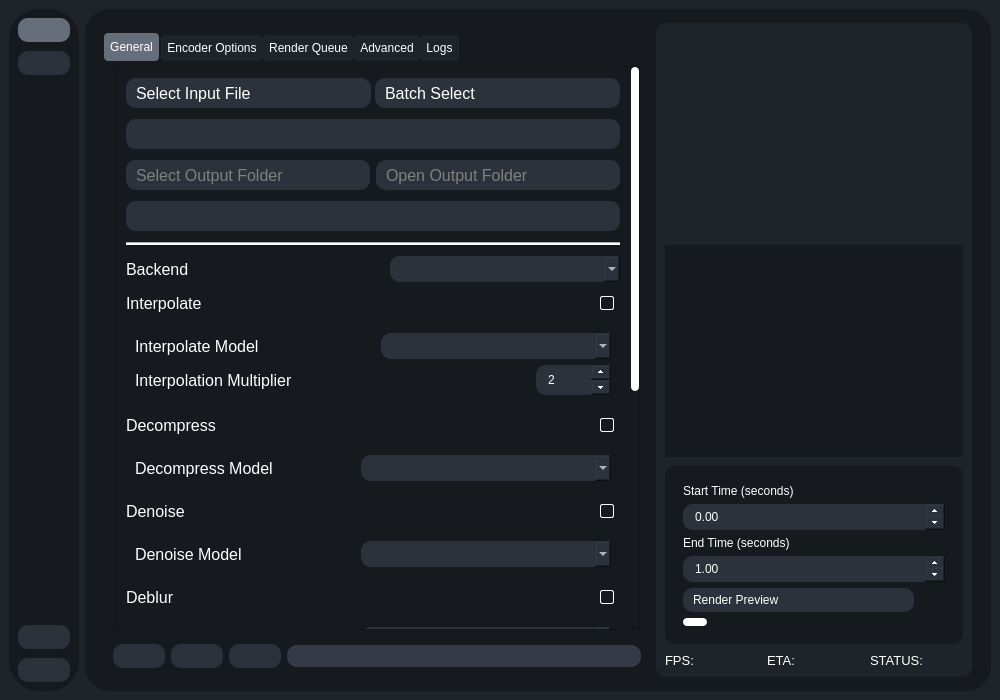
Before: the Qt Designer form testRVEInterface.ui in TNTwise/REAL-Video-Enhancer, drawn with Qt 5.
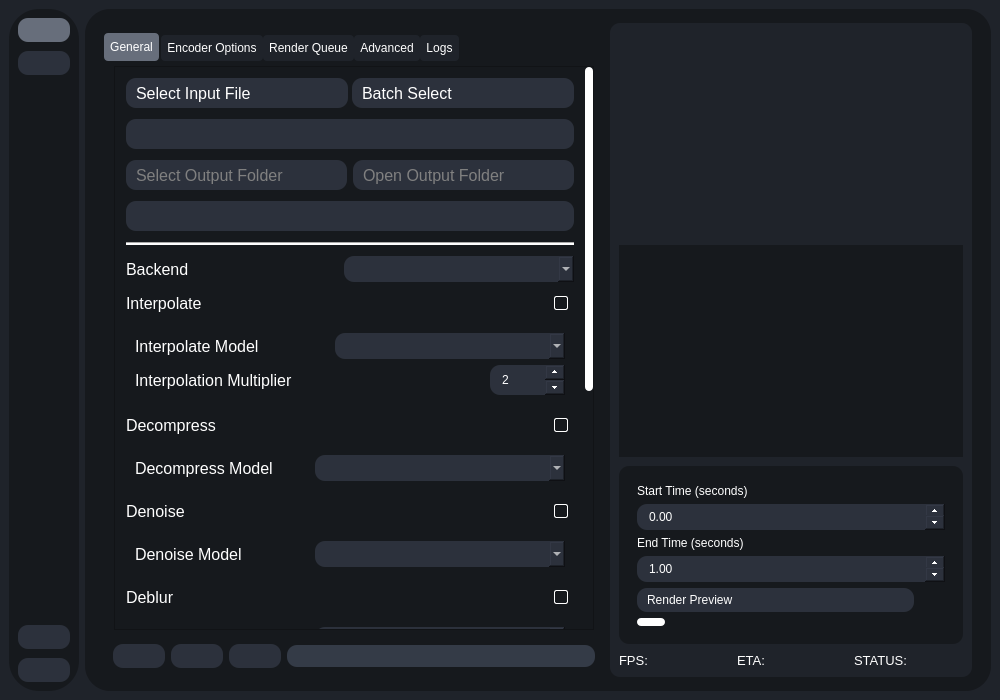
After: the same form once the commit is applied. The open tabs and pages were chosen to show the change. Icons and pictures are not drawn.

Commit message: put animesr in correct location

Patch:
```diff
--- a/testRVEInterface.ui
+++ b/testRVEInterface.ui
@@ -892,7 +892,7 @@
                 </property>
                 <property name="maximumSize">
                  <size>
-                  <width>600</width>
+                  <width>500</width>
                   <height>16777215</height>
                  </size>
                 </property>
@@ -934,7 +934,7 @@
                    </property>
                    <property name="maximumSize">
                     <size>
-                     <width>600</width>
+                     <width>500</width>
                      <height>16777215</height>
                     </size>
                    </property>
@@ -1090,8 +1090,8 @@
                                   <rect>
                                    <x>0</x>
                                    <y>0</y>
-                                   <width>516</width>
-                                   <height>984</height>
+                                   <width>470</width>
+                                   <height>1009</height>
                                   </rect>
                                  </property>
                                  <layout class="QVBoxLayout" name="verticalLayout_32">
@@ -3899,6 +3899,12 @@
                     </item>
                     <item>
                      <widget class="QWidget" name="widget_13" native="true">
+                      <property name="maximumSize">
+                       <size>
+                        <width>500</width>
+                        <height>16777215</height>
+                       </size>
+                      </property>
                       <property name="styleSheet">
                        <string notr="true" />
                       </property>
```
Left out of the diff: 48 changed lines with no effect on the pictures. The commit also changes 1 other file.
